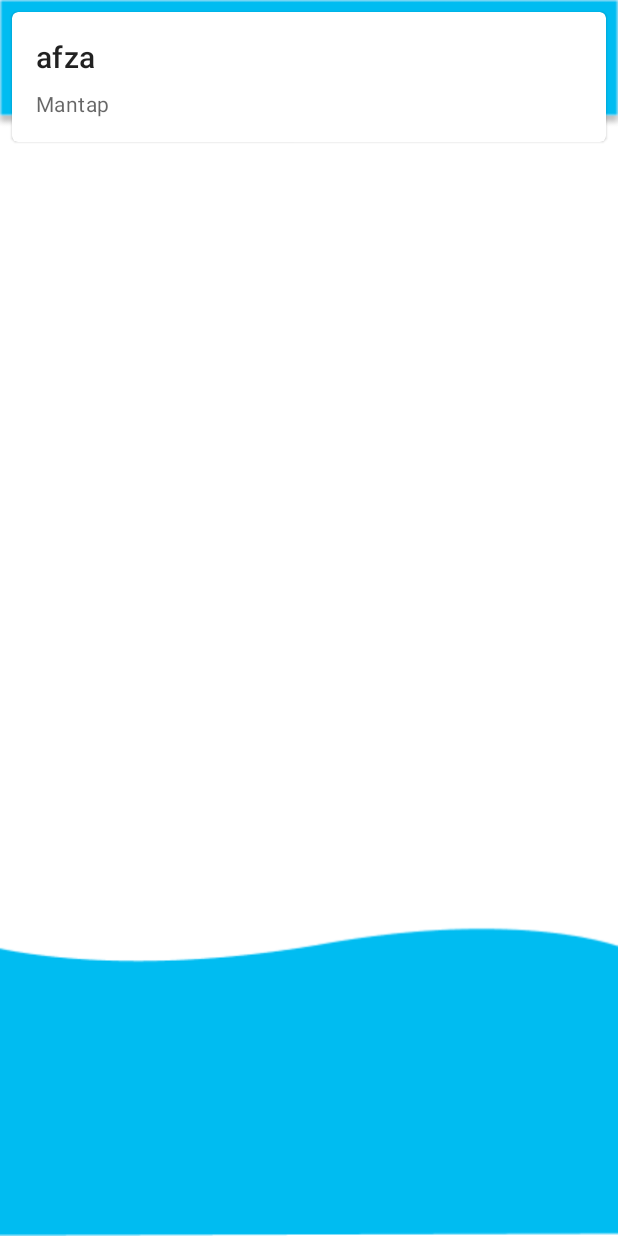
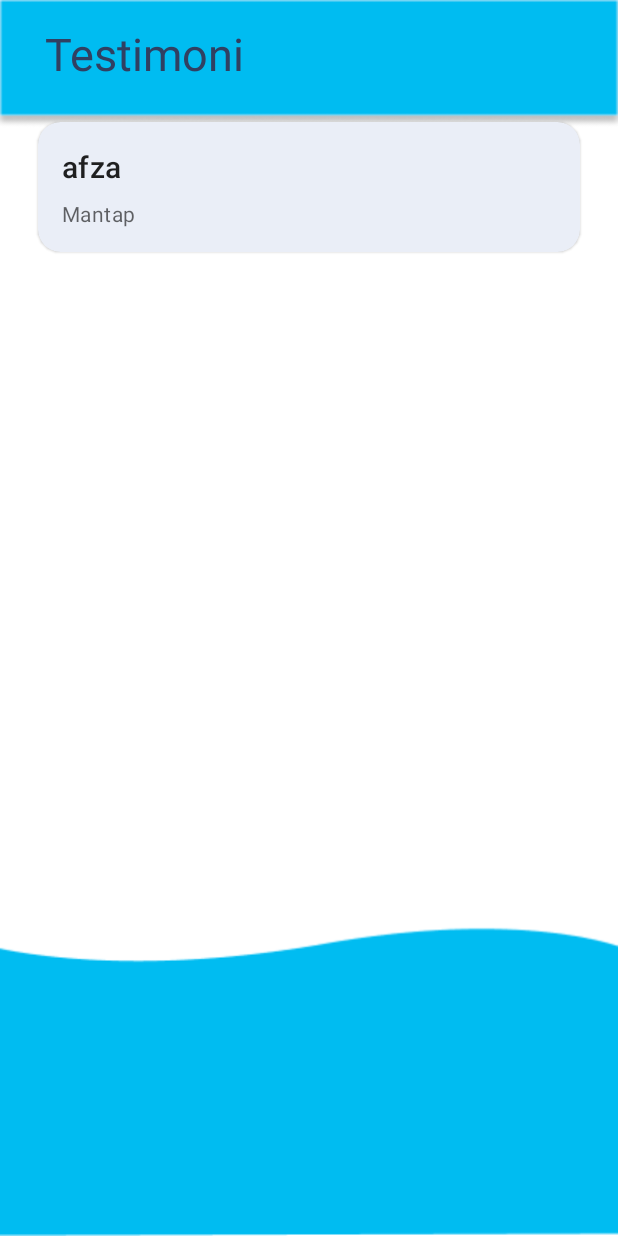
Before and after one commit to ISMutia/MemberAreaInovindo, an Android app: the TestimoniActivity screen opened directly, with no data from a screen before it, on a phone screen of 412 x 824 dp. Run offline under Robolectric (Android 15) with nearby library versions, the phone set to English and light mode, and no system bars.

Commit message:
commit2New

```diff
--- a/app/src/main/res/layout/activity_riwayat_order.xml
+++ b/app/src/main/res/layout/activity_riwayat_order.xml
@@ -1,5 +1,6 @@
 <?xml version="1.0" encoding="utf-8"?>
-<androidx.constraintlayout.widget.ConstraintLayout xmlns:android="http://schemas.android.com/apk/res/android"
+<androidx.constraintlayout.widget.ConstraintLayout
+    xmlns:android="http://schemas.android.com/apk/res/android"
     xmlns:app="http://schemas.android.com/apk/res-auto"
     xmlns:tools="http://schemas.android.com/tools"
     android:layout_width="match_parent"
--- a/app/src/main/res/layout/activity_testimoni.xml
+++ b/app/src/main/res/layout/activity_testimoni.xml
@@ -8,7 +8,7 @@
     android:background="@drawable/b4">
 
     <TextView
-        android:id="@+id/txtOrder"
+        android:id="@+id/txtTestimo"
         android:layout_width="match_parent"
         android:layout_height="wrap_content"
         android:layout_weight="1"
@@ -17,16 +17,15 @@
         android:layout_marginLeft="30dp"
         android:textColor="#304062"
         android:textSize="30sp"/>
+
     <com.google.android.material.card.MaterialCardView
         android:id="@+id/card"
         android:layout_width="match_parent"
         android:layout_height="wrap_content"
-        android:layout_margin="8dp">
-
-        <LinearLayout
-            android:layout_width="match_parent"
-            android:layout_height="wrap_content"
-            android:orientation="vertical"/>
+        android:layout_margin="25dp"
+        android:layout_below="@id/txtTestimo"
+        app:cardBackgroundColor="#EAEEF7"
+        app:cardCornerRadius="15dp">
 
         <LinearLayout
             android:layout_width="match_parent"
```
Also changed, not shown: app/src/main/res/layout/detail_paket_gold.xml (added, +14 -0 lines), app/src/main/res/layout/detail_paket_platin.xml (added, +14 -0 lines), app/src/main/res/layout/detail_paket_silver.xml (added, +14 -0 lines).
